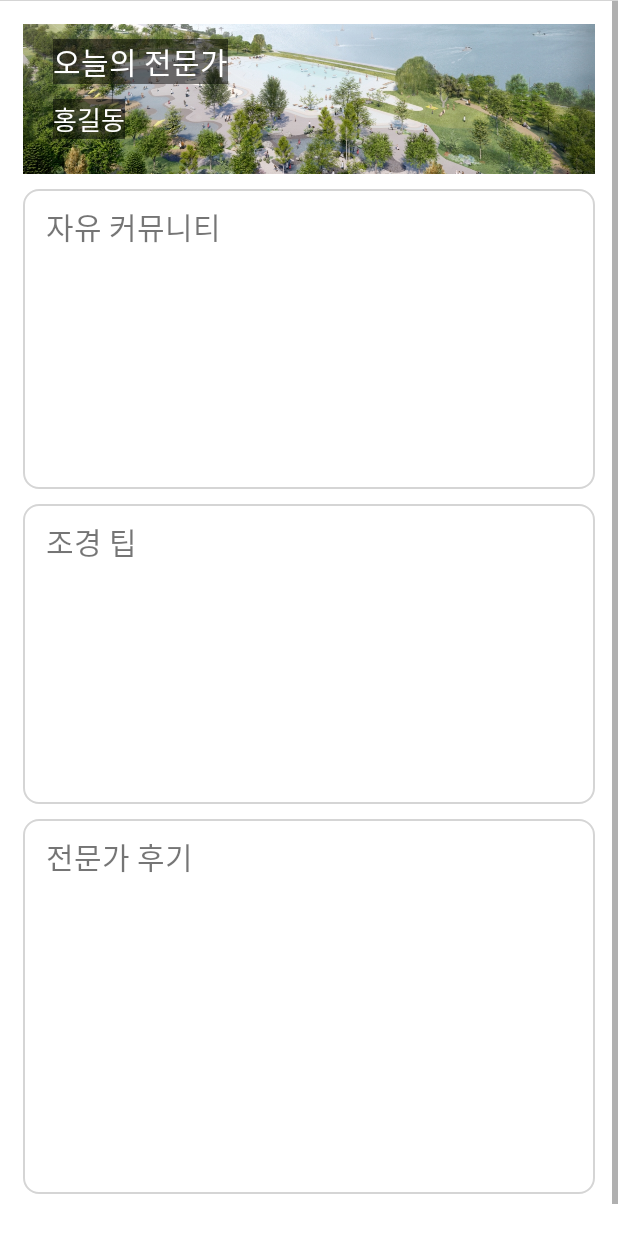
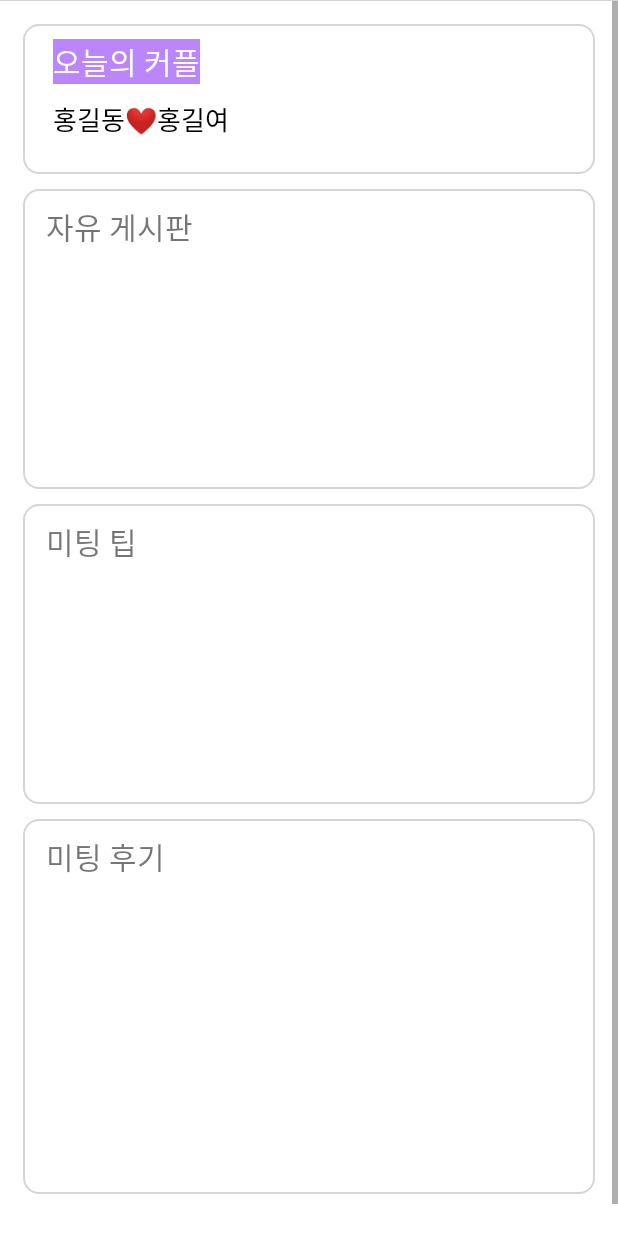
Before and after one commit to awholeneworld/GroupDatingApp, an Android app: the layout fragment_home.xml on its own in the app's theme, with its tools: preview values and no code run, on a phone screen of 412 x 824 dp. Run offline under Robolectric (Android 15) with nearby library versions, the phone set to English and light mode, and no system bars.

Commit message:
Minor update

```diff
--- a/app/src/main/java/gachon/termproject/jjak/adapter/MatchingPostRequestAdapter.java
+++ b/app/src/main/java/gachon/termproject/jjak/adapter/MatchingPostRequestAdapter.java
@@ -50,7 +50,7 @@ import gachon.termproject.jjak.UserInfo;
 import gachon.termproject.jjak.activity.ChatActivity;
 import gachon.termproject.jjak.activity.MatchingWriterSeePostActivity;
 import gachon.termproject.jjak.activity.SeeProfileActivity;
-import gachon.termproject.jjak.fragment.MatchingTabProgressFragment;
+import gachon.termproject.jjak.fragment.MatchingTab3Fragment;
 
 import static android.content.Intent.FLAG_ACTIVITY_NEW_TASK;
 
@@ -147,7 +147,7 @@ public class MatchingPostRequestAdapter extends RecyclerView.Adapter<MatchingPos
                                             MatchingWriterSeePostActivity.acceptedView();
                                             MatchingWriterSeePostActivity.requestsView();
                                             if (MatchingPagerAdapter.tab3 != null)
-                                                MatchingTabProgressFragment.databaseReference.addValueEventListener(MatchingTabProgressFragment.postEventListener);
+                                                MatchingTab3Fragment.databaseReference.addValueEventListener(MatchingTab3Fragment.postEventListener);
                                             activity.finish();
                                         }
                                     });
--- a/app/src/main/java/gachon/termproject/jjak/fragment/CommunityFragment.java
+++ b/app/src/main/java/gachon/termproject/jjak/fragment/CommunityFragment.java
@@ -49,7 +49,7 @@ public class CommunityFragment extends Fragment {
 
         // 탭 설정
         tabs.addTab(tabs.newTab().setText("자유"));
-        tabs.addTab(tabs.newTab().setText("후기"));
+        tabs.addTab(tabs.newTab().setText("미팅 후기"));
         tabs.addTab(tabs.newTab().setText("미팅 팁"));
         tabs.setTabGravity(tabs.GRAVITY_FILL);
         tabs.addOnTabSelectedListener(new TabLayout.ViewPagerOnTabSelectedListener(viewPager));
--- a/app/src/main/java/gachon/termproject/jjak/fragment/MatchingTabTeammateFragment.java
+++ b/app/src/main/java/gachon/termproject/jjak/fragment/MatchingTab1Fragment.java
@@ -35,7 +35,7 @@ import gachon.termproject.jjak.adapter.MatchingPostAdapter;
 
 import static android.app.Activity.RESULT_OK;
 
-public class MatchingTabTeammateFragment extends Fragment {
+public class MatchingTab1Fragment extends Fragment {
     private View view;
     private SwipeRefreshLayout refresher;
     private RecyclerView contents;
--- a/app/src/main/java/gachon/termproject/jjak/fragment/MatchingTabMeetingFragment.java
+++ b/app/src/main/java/gachon/termproject/jjak/fragment/MatchingTab2Fragment.java
@@ -30,7 +30,7 @@ import gachon.termproject.jjak.R;
 import gachon.termproject.jjak.UserInfo;
 import gachon.termproject.jjak.adapter.MatchingPostAdapter;
 
-public class MatchingTabMeetingFragment extends Fragment {
+public class MatchingTab2Fragment extends Fragment {
     private View view;
     private SwipeRefreshLayout refresher;
     private RecyclerView contents;
--- a/app/src/main/java/gachon/termproject/jjak/fragment/MatchingTabProgressFragment.java
+++ b/app/src/main/java/gachon/termproject/jjak/fragment/MatchingTab3Fragment.java
@@ -25,7 +25,7 @@ import gachon.termproject.jjak.R;
 import gachon.termproject.jjak.UserInfo;
 import gachon.termproject.jjak.adapter.MatchingPostAdapter;
 
-public class MatchingTabProgressFragment extends Fragment {
+public class MatchingTab3Fragment extends Fragment {
     private View view;
     private SwipeRefreshLayout refresher;
     private RecyclerView contents;
--- a/app/src/main/java/gachon/termproject/jjak/fragment/MatchingTabPeopleListFragment.java
+++ b/app/src/main/java/gachon/termproject/jjak/fragment/MatchingTab4Fragment.java
@@ -32,7 +32,7 @@ import gachon.termproject.jjak.UserInfo;
 import gachon.termproject.jjak.adapter.MatchingPeopleListAdapter;
 import gachon.termproject.jjak.Content.PeopleListContent;
 
-public class MatchingTabPeopleListFragment extends Fragment {
+public class MatchingTab4Fragment extends Fragment {
     private View view;
     private RecyclerView content;
     private SwipeRefreshLayout refresher;
--- a/app/src/main/res/layout/fragment_home.xml
+++ b/app/src/main/res/layout/fragment_home.xml
@@ -35,8 +35,7 @@
                     <ImageView
                         android:layout_width="match_parent"
                         android:layout_height="match_parent"
-                        android:scaleType="centerCrop"
-                        android:src="@drawable/back" />
+                        android:scaleType="centerCrop" />
 
                     <TextView
                         android:id="@+id/home_relative_1"
@@ -44,8 +43,8 @@
                         android:layout_height="wrap_content"
                         android:layout_marginHorizontal="20dp"
                         android:layout_marginTop="10dp"
-                        android:background="@color/gray"
-                        android:text="오늘의 전문가"
+                        android:background="@color/purple_200"
+                        android:text="오늘의 커플"
                         android:textColor="@color/white"
                         android:textSize="20dp" />
 
@@ -56,9 +55,8 @@
                         android:layout_below="@id/home_relative_1"
                         android:layout_marginHorizontal="20dp"
                         android:layout_marginTop="10dp"
-                        android:background="@color/gray"
-                        android:text="홍길동"
-                        android:textColor="@color/white"
+                        android:text="홍길동❤홍길여"
+                        android:textColor="@color/black"
                         android:textSize="17dp" />
 
                 </RelativeLayout>
@@ -76,7 +74,7 @@
                         android:layout_width="match_parent"
                         android:layout_height="wrap_content"
                         android:layout_marginTop="10dp"
-                        android:text="자유 커뮤니티"
+                        android:text="자유 게시판"
                         android:textSize="20dp" />
 
                     <androidx.recyclerview.widget.RecyclerView
@@ -103,7 +101,7 @@
                         android:layout_width="match_parent"
                         android:layout_height="wrap_content"
                         android:layout_marginTop="10dp"
-                        android:text="조경 팁"
+                        android:text="미팅 팁"
                         android:textSize="20dp" />
 
                     <androidx.recyclerview.widget.RecyclerView
@@ -130,7 +128,7 @@
                         android:layout_width="match_parent"
                         android:layout_height="wrap_content"
                         android:layout_marginTop="10dp"
-                        android:text="전문가 후기"
+                        android:text="미팅 후기"
                         android:textSize="20dp" />
 
                     <androidx.recyclerview.widget.RecyclerView
```
Also changed, not shown: app/src/main/java/gachon/termproject/jjak/activity/MatchingSeePostActivity.java (+4 -4 lines), app/src/main/java/gachon/termproject/jjak/activity/MatchingWriterSeePostActivity.java (+4 -4 lines), app/src/main/java/gachon/termproject/jjak/adapter/MatchingPagerAdapter.java (+8 -8 lines), app/src/main/res/drawable-v24/back.jpg (deleted).
